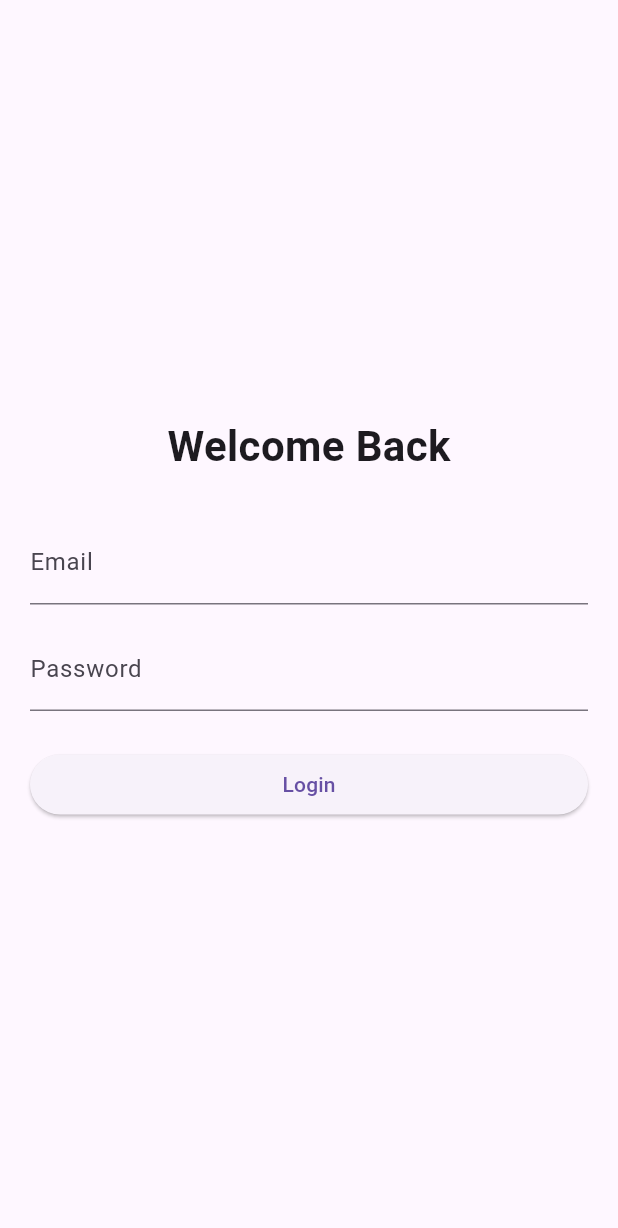
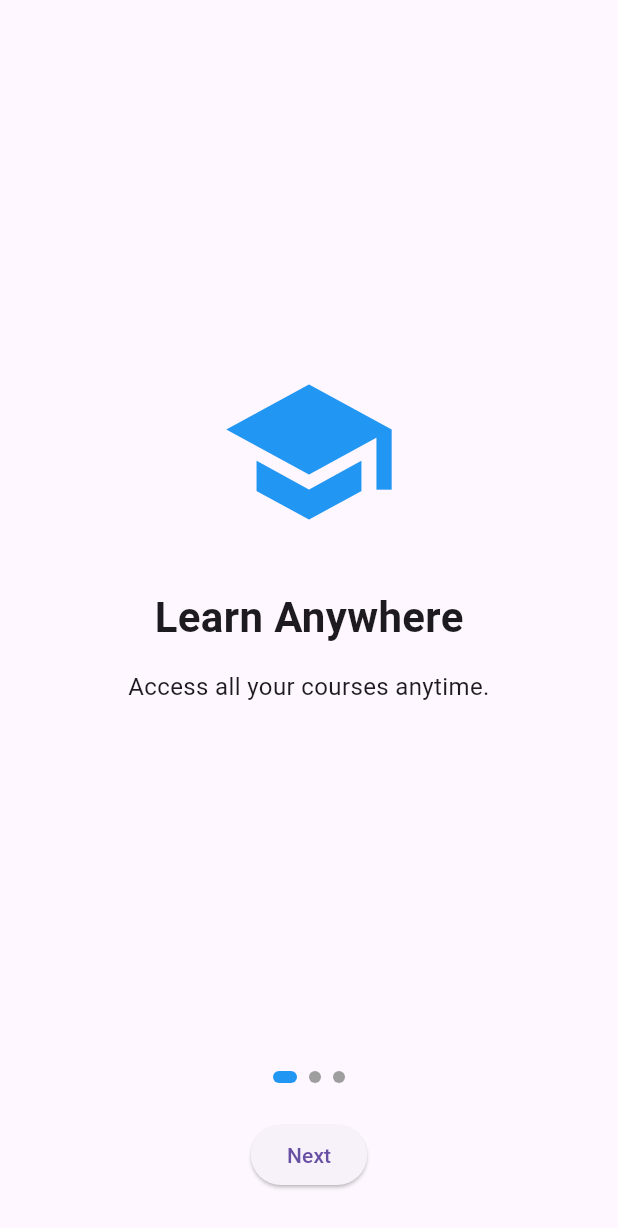
Before and after one commit to MohamedFayaz07/LMS-app, a Flutter app: the screen it shows after launch, on a phone screen of 412 x 824 dp. Shown: the top 1228 px of the screen. Run offline on Flutter 3.47's test engine with Material 3 defaults, Android fonts, the phone set to English and light mode, and no system bars.

Commit message:
Day 3 task

```diff
--- a/lib/main.dart
+++ b/lib/main.dart
@@ -1,20 +1,18 @@
 import 'package:flutter/material.dart';
-import 'screens/login_screen.dart';
+import 'screens/splash_screen.dart';
 
 void main() {
-  runApp(MyApp());
+  runApp(const MyApp());
 }
 
 class MyApp extends StatelessWidget {
+  const MyApp({super.key});
+
   @override
   Widget build(BuildContext context) {
     return MaterialApp(
       debugShowCheckedModeBanner: false,
-      theme: ThemeData(
-        primarySwatch: Colors.blue,
-        fontFamily: "Roboto",
-      ),
-      home: LoginScreen(),
+      home: SplashScreen(),
     );
   }
 }
--- a/lib/screens/login_screen.dart
+++ b/lib/screens/login_screen.dart
@@ -21,46 +21,33 @@ class _LoginScreenState extends State<LoginScreen> {
           child: Column(
             mainAxisAlignment: MainAxisAlignment.center,
             children: [
-              Text("Welcome Back",
-                  style: TextStyle(fontSize: 28, fontWeight: FontWeight.bold)),
-              SizedBox(height: 30),
+              Image.asset("assets/logo.png", height: 100),
+              SizedBox(height: 20),
+              Text("Login", style: Theme.of(context).textTheme.headlineMedium),
+              SizedBox(height: 20),
               TextFormField(
                 controller: email,
                 decoration: InputDecoration(labelText: "Email"),
-                validator: (value) {
-                  if (value == null || value.isEmpty) {
-                    return "Enter email";
-                  }
-                  return null;
-                },
+                validator: (v) => v!.isEmpty ? "Enter email" : null,
               ),
               SizedBox(height: 15),
               TextFormField(
                 controller: password,
                 decoration: InputDecoration(labelText: "Password"),
                 obscureText: true,
-                validator: (value) {
-                  if (value == null || value.isEmpty) {
-                    return "Enter password";
-                  }
-                  return null;
-                },
+                validator: (v) => v!.isEmpty ? "Enter password" : null,
               ),
               SizedBox(height: 25),
-              SizedBox(
-                width: double.infinity,
-                child: ElevatedButton(
+              ElevatedButton(
                 onPressed: () {
                   if (_formKey.currentState!.validate()) {
                     Navigator.push(
                       context,
-                          MaterialPageRoute(
-                            builder: (context) => HomeScreen(),
-                          ),
+                      MaterialPageRoute(builder: (_) => HomeScreen()),
                     );
                   }
                 },
-                    child: Text("Login")),
+                child: Text("Login"),
               ),
             ],
           ),
--- /dev/null
+++ b/lib/screens/onboarding_screen.dart
@@ -0,0 +1,112 @@
+import 'package:flutter/material.dart';
+import 'login_screen.dart';
+
+class OnboardingScreen extends StatefulWidget {
+  @override
+  _OnboardingScreenState createState() => _OnboardingScreenState();
+}
+
+class _OnboardingScreenState extends State<OnboardingScreen> {
+  PageController controller = PageController();
+  int currentIndex = 0;
+
+  List<String> titles = [
+    "Learn Anywhere",
+    "Track Progress",
+    "Achieve Goals",
+  ];
+
+  List<String> subtitles = [
+    "Access all your courses anytime.",
+    "Monitor your learning activities.",
+    "Complete lessons and grow.",
+  ];
+
+  @override
+  Widget build(BuildContext context) {
+    return Scaffold(
+      body: Column(
+        children: [
+          Expanded(
+            child: PageView.builder(
+              controller: controller,
+              itemCount: 3,
+              onPageChanged: (i) {
+                setState(() {
+                  currentIndex = i;
+                });
+              },
+              itemBuilder: (context, index) {
+                return Padding(
+                  padding: const EdgeInsets.all(30.0),
+                  child: Column(
+                    mainAxisAlignment: MainAxisAlignment.center,
+                    children: [
+                      Icon(Icons.school, size: 120, color: Colors.blue),
+                      SizedBox(height: 30),
+                      Text(
+                        titles[index],
+                        style: TextStyle(
+                          fontSize: 28,
+                          fontWeight: FontWeight.bold,
+                        ),
+                      ),
+                      SizedBox(height: 15),
+                      Text(
+                        subtitles[index],
+                        textAlign: TextAlign.center,
+                        style: TextStyle(fontSize: 16),
+                      ),
+                    ],
+                  ),
+                );
+              },
+            ),
+          ),
+
+          // Dots Indicator
+          Row(
+            mainAxisAlignment: MainAxisAlignment.center,
+            children: List.generate(
+              3,
+                  (i) => Container(
+                margin: EdgeInsets.all(4),
+                width: currentIndex == i ? 16 : 8,
+                height: 8,
+                decoration: BoxDecoration(
+                  color: currentIndex == i ? Colors.blue : Colors.grey,
+                  borderRadius: BorderRadius.circular(4),
+                ),
+              ),
+            ),
+          ),
+
+          SizedBox(height: 20),
+
+          // Next / Start Button
+          Padding(
+            padding: const EdgeInsets.symmetric(horizontal: 30.0),
+            child: ElevatedButton(
+              onPressed: () {
+                if (currentIndex == 2) {
+                  Navigator.pushReplacement(
+                    context,
+                    MaterialPageRoute(builder: (_) => LoginScreen()),
+                  );
+                } else {
+                  controller.nextPage(
+                    duration: Duration(milliseconds: 400),
+                    curve: Curves.easeInOut,
+                  );
+                }
+              },
+              child: Text(currentIndex == 2 ? "Start" : "Next"),
+            ),
+          ),
+
+          SizedBox(height: 30),
+        ],
+      ),
+    );
+  }
+}
```
Also changed, not shown: lib/screens/home_screen.dart (+77 -5 lines), lib/screens/splash_screen.dart (added, +38 -0 lines), pubspec.yaml (+6 -2 lines). Lines whose indentation alone changed are shown as unchanged.
